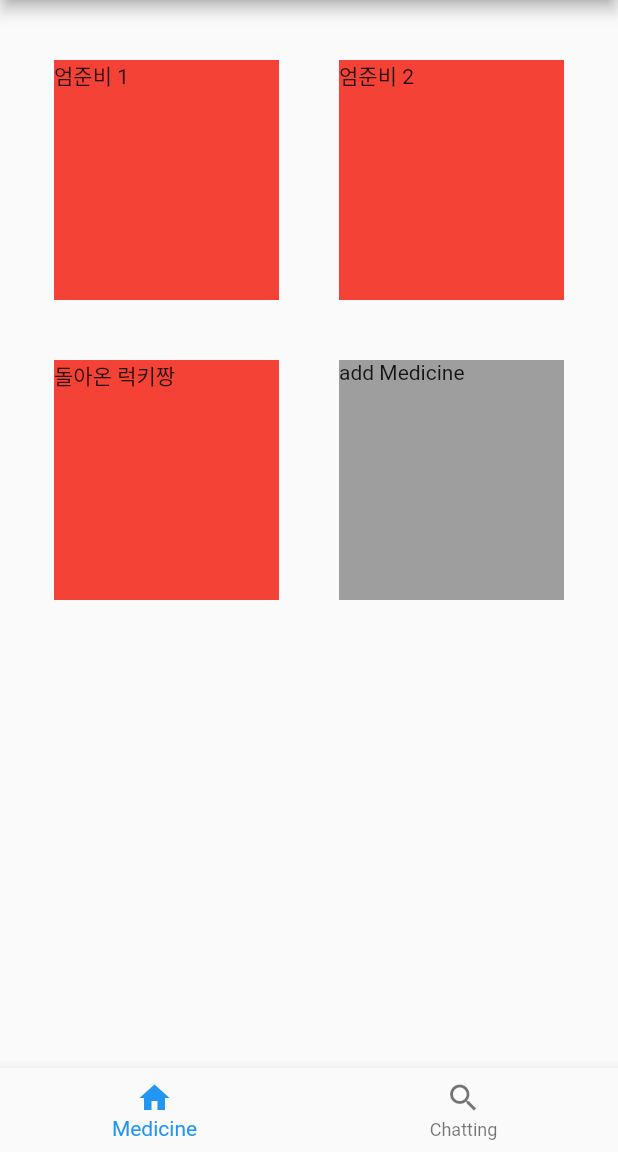
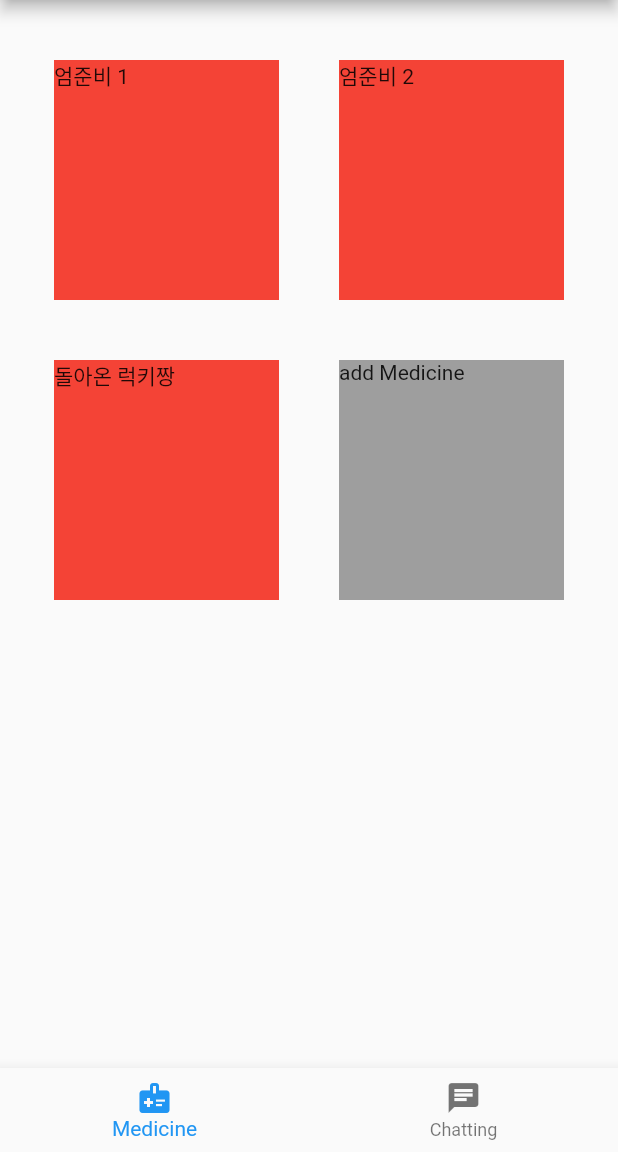
Before and after one commit to LGTM-CNU/Vita-App, a Flutter app: the screen it shows after launch, after a tap on "Sign in", on a phone screen of 412 x 824 dp, the part 84-1236 px from its top. Run offline on Flutter 3.47's test engine with Material 2 defaults, Android fonts, the phone set to English and light mode, and no system bars; our stand-ins replace shared_preferences.

Commit message:
feat: 개발 단계 디버깅을 위한 로그아웃 기능 구현(dev에서만 작동)

```diff
--- a/lib/Screen/Login.dart
+++ b/lib/Screen/Login.dart
@@ -17,10 +17,14 @@ class _LoginScreenState extends State<LoginScreen> {
     SharedPreferences pref = await SharedPreferences.getInstance();
     var value = pref.getBool('isLogin');
 
-    print("===== in login =======");
-    print(value);
-
-    if (value != null && value) Navigator.of(context).pushNamed('/main');
+    if (value != null && value) {
+      Navigator.pushReplacement(
+          context,
+          MaterialPageRoute(
+            builder: (context) => MainScreen(),
+          )
+      );
+    }
   }
 
   void _loginHandler() async {
--- a/lib/Screen/Main.dart
+++ b/lib/Screen/Main.dart
@@ -4,6 +4,8 @@ import 'package:shared_preferences/shared_preferences.dart';
 import 'package:vita/Widget/bottomNavigationBar.dart';
 import 'package:vita/Widget/Chatting.dart';
 import 'package:vita/Widget/Medicine.dart';
+
+import 'Login.dart';
 
 class MainScreen extends StatefulWidget {
   @override
@@ -17,10 +19,14 @@ class MainScreenState extends State<MainScreen> {
     SharedPreferences pref = await SharedPreferences.getInstance();
     var value = pref.getBool('isLogin');
 
-    print("===== in main page=======");
-    print(value);
-
-    if (value != null && !value) Navigator.of(context).pushNamed('/login');
+    if (value != null && !value) {
+      Navigator.pushReplacement(
+          context,
+          MaterialPageRoute(
+            builder: (context) => LoginScreen(),
+          )
+      );
+    }
   }
 
   @override
--- a/lib/Screen/Splash.dart
+++ b/lib/Screen/Splash.dart
@@ -14,9 +14,6 @@ class _SplashScreenState extends State<SplashScreen> {
   Future _checkLogin() async {
     SharedPreferences pref = await SharedPreferences.getInstance();
     var value = pref.getBool('isLogin');
-
-    print("===== in splash =======");
-    print(value);
 
     if (value != null && value) return true;
     return false;
--- a/lib/Widget/bottomNavigationBar.dart
+++ b/lib/Widget/bottomNavigationBar.dart
@@ -1,5 +1,8 @@
 import 'package:flutter/material.dart';
+import 'package:flutter/foundation.dart';
+import 'package:shared_preferences/shared_preferences.dart';
 
+import 'package:vita/Screen/Login.dart';
 import 'package:vita/Screen/Main.dart';
 
 class BottomNavigationBars extends StatefulWidget {
@@ -10,6 +13,19 @@ class BottomNavigationBars extends StatefulWidget {
 class _BottomNavigationBarsState extends State<BottomNavigationBars> {
 
   void _onItemTapped(int index) {
+    // 개발 모드 예외처리
+    if (index == 2) {
+      SharedPreferences.getInstance().then((pref) {
+        pref.setBool('isLogin', false);
+        Navigator.pushReplacement(
+            context,
+            MaterialPageRoute(
+              builder: (context) => LoginScreen(),
+            )
+        );
+      });
+      return ;
+    }
     MainScreenState? parentState = context.findAncestorStateOfType<MainScreenState>();
     if (parentState == null) return ;
     parentState.setState(() {
@@ -24,13 +40,18 @@ class _BottomNavigationBarsState extends State<BottomNavigationBars> {
     return BottomNavigationBar(
       items: const [
         BottomNavigationBarItem(
-          icon: Icon(Icons.home),
+          icon: Icon(Icons.medical_information),
           label: 'Medicine',
         ),
         BottomNavigationBarItem(
-          icon: Icon(Icons.search),
+          icon: Icon(Icons.chat),
           label: 'Chatting',
         ),
+        if (kDebugMode)
+        BottomNavigationBarItem(
+          icon: Icon(Icons.login),
+          label: 'Login',
+        )
       ],
       currentIndex: parentState == null ? 0 : parentState.selectedIndex,
       selectedItemColor: Colors.blue,
```
